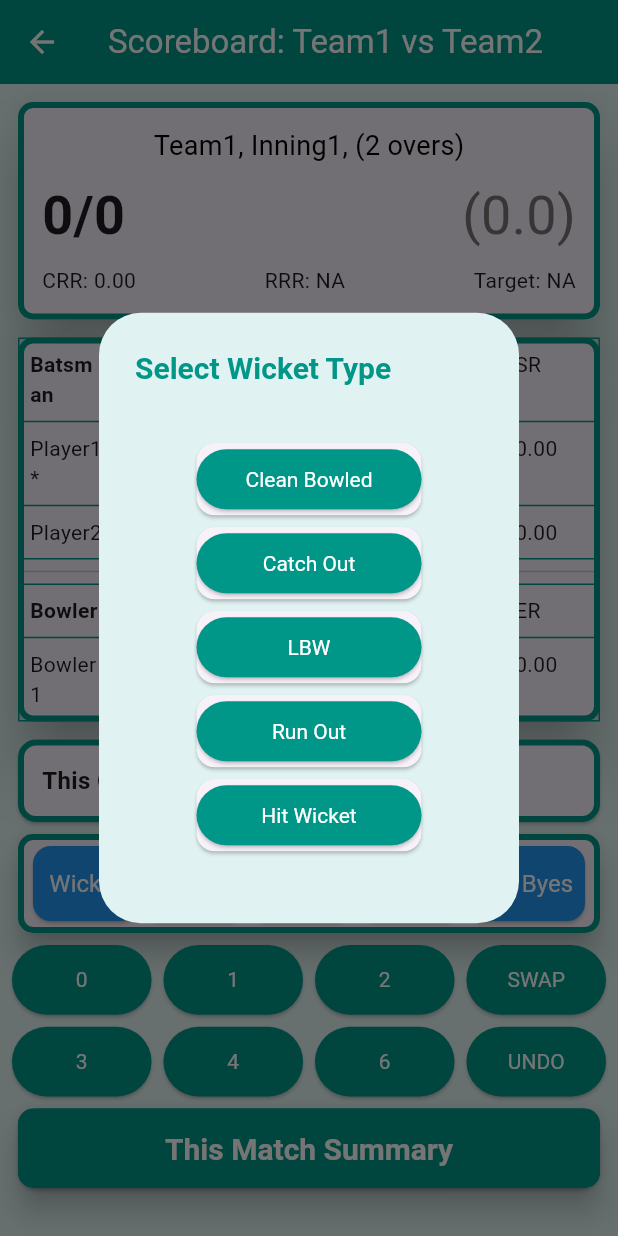
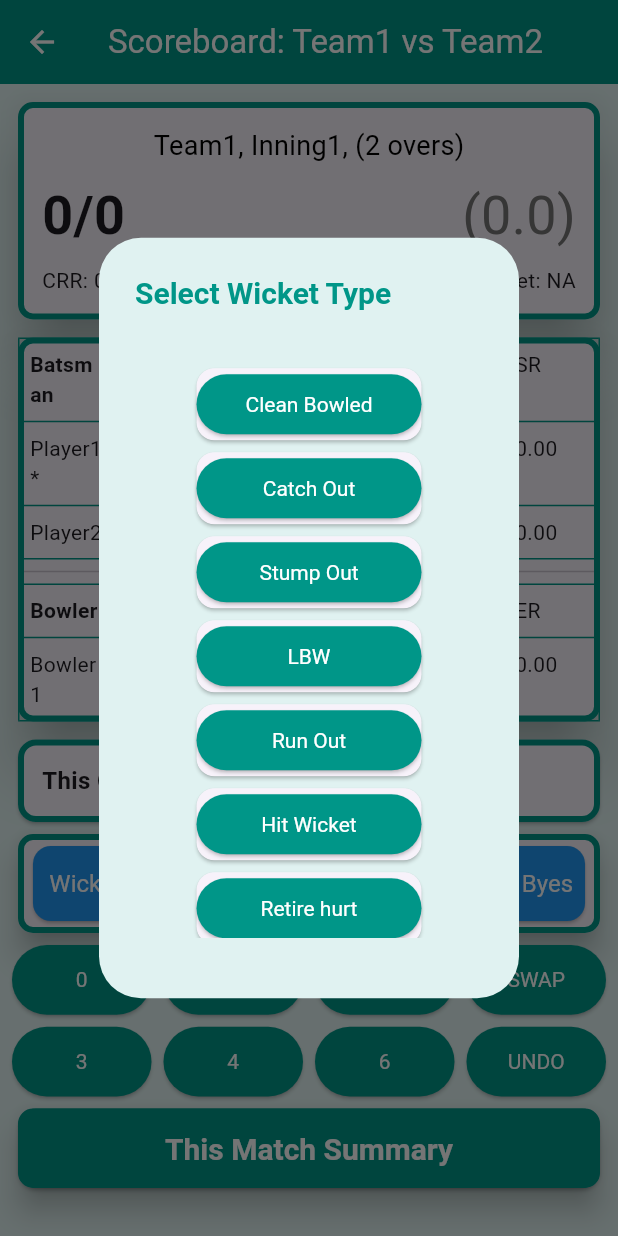
Before and after one commit to ZulfiqarAlam18/easy_count_mad_class_project, a Flutter app: the ScoreboardScreen screen opened by its route, after a tap on "Wicket", on a phone screen of 412 x 824 dp. Run offline on Flutter 3.47's test engine with Material 3 defaults, Android fonts, the phone set to English and light mode, and no system bars; our stand-ins replace font_awesome_flutter.

Commit message:
day 6 progress

```diff
--- a/lib/main.dart
+++ b/lib/main.dart
@@ -121,7 +121,7 @@ class EasyCount extends StatelessWidget {
         '/aboutus': (context) => const AboutUsScreen(),
       },
 
-      home: SplashScreen(),
+      home: SplashScreen (),
 
     );
 
--- a/lib/scorecard.dart
+++ b/lib/scorecard.dart
@@ -279,7 +279,7 @@ class ScoreboardScreen extends StatelessWidget {
                          content: Padding(
                            padding: EdgeInsets.all(8.0),
                            child: Container(
-                             height: 300,
+                             height: 400,
                              width:   200,
                              child: Padding(
                                padding: EdgeInsets.all(8.0),
@@ -293,6 +293,11 @@ class ScoreboardScreen extends StatelessWidget {
                                    ),
                                    Card(
                                      child: ElevatedButton(onPressed: (){},child: const Text('Catch Out'),style: ElevatedButton.styleFrom(
+                                       minimumSize: Size(150, 15),
+                                     ),),
+                                   ),
+                                   Card(
+                                     child: ElevatedButton(onPressed: (){},child: const Text('Stump Out'),style: ElevatedButton.styleFrom(
                                        minimumSize: Size(150, 15),
                                      ),),
                                    ),
```
